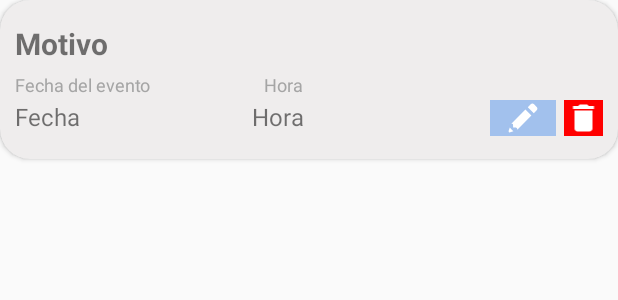
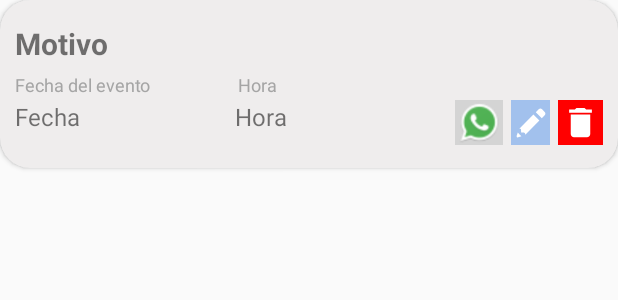
Before and after one commit to JulianRivas17/newstyledecorations, an Android app: the layout event_view.xml on its own in the app's theme, with its tools: preview values and no code run, on a phone screen of 412 x 824 dp. Shown: the top 300 px of the screen. Run offline under Robolectric (Android 15) with nearby library versions, the phone set to English and light mode, and no system bars.

Commit message:
Añadi boton de confirmar evento luego de editar

```diff
--- a/app/src/main/res/layout/event_view.xml
+++ b/app/src/main/res/layout/event_view.xml
@@ -33,7 +33,7 @@
 
             <TextView
                 android:id="@+id/textView28"
-                android:layout_width="90dp"
+                android:layout_width="55dp"
                 android:layout_height="wrap_content"
                 android:layout_weight="1"
                 android:text="Fecha del evento"
@@ -72,20 +72,35 @@
                 android:text="Hora"
                 android:textSize="16sp" />
 
+            <ImageView
+                android:id="@+id/btn_confirm"
+                android:layout_width="35dp"
+                android:layout_height="30dp"
+                android:layout_marginRight="5dp"
+                android:layout_weight="1"
+                android:background="@color/grey"
+                android:paddingLeft="2dp"
+                android:paddingRight="2dp"
+                app:srcCompat="@drawable/whatsapp_ico" />
+
             <ImageButton
                 android:id="@+id/btn_edit"
-                android:layout_width="35dp"
-                android:layout_height="match_parent"
+                android:layout_width="30dp"
+                android:layout_height="30dp"
                 android:layout_marginRight="5dp"
                 android:layout_weight="1"
                 android:background="@color/blue"
+                android:paddingLeft="2dp"
+                android:paddingRight="2dp"
                 app:srcCompat="@drawable/icons8_editar" />
 
             <ImageView
                 android:id="@+id/btn_delete"
-                android:layout_width="26dp"
-                android:layout_height="wrap_content"
+                android:layout_width="30dp"
+                android:layout_height="30dp"
                 android:background="#FF0000"
+                android:paddingLeft="2dp"
+                android:paddingRight="2dp"
                 app:srcCompat="@drawable/ic_delete" />
 
         </LinearLayout>
```
Also changed, not shown: app/src/main/res/drawable/whatsapp_ico.png (added).
